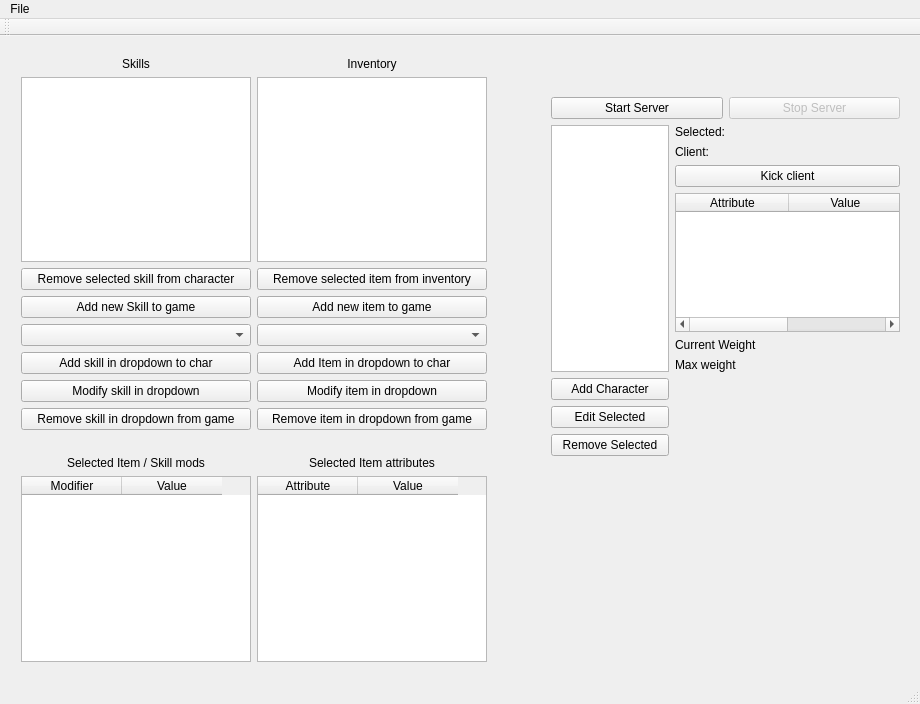
Qt form Server/serverwindow.ui (ROLL-E/roll-e) before a commit.
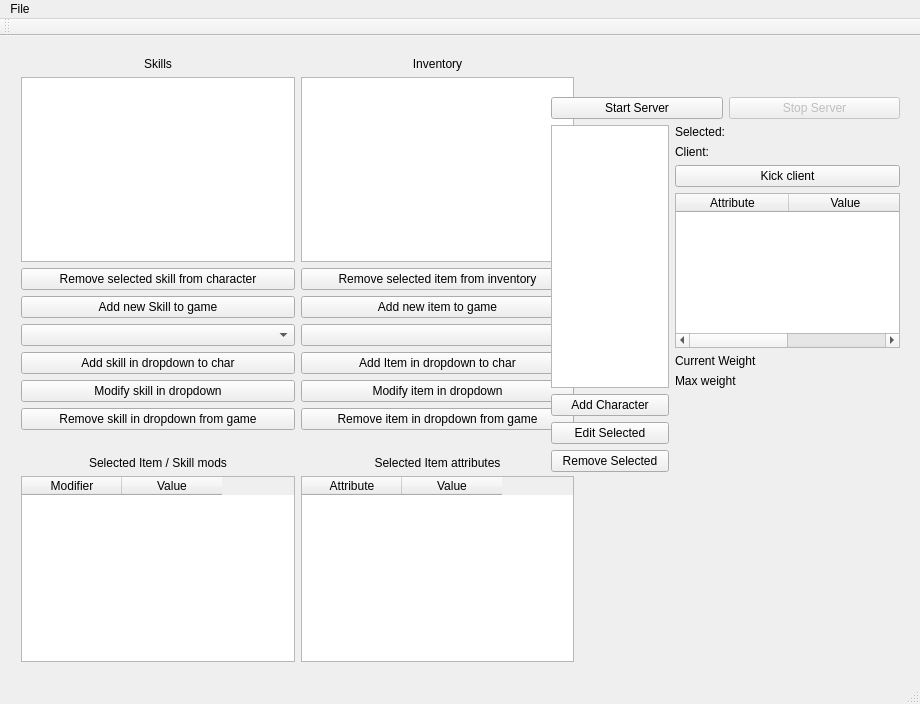
The same form after that commit.

Commit message: Solved kick issue

```diff
--- a/Server/serverwindow.ui
+++ b/Server/serverwindow.ui
@@ -19,7 +19,7 @@
      <rect>
       <x>10</x>
       <y>10</y>
-      <width>488</width>
+      <width>575</width>
       <height>627</height>
      </rect>
     </property>
@@ -276,7 +276,7 @@
       <x>540</x>
       <y>50</y>
       <width>371</width>
-      <height>381</height>
+      <height>397</height>
      </rect>
     </property>
     <layout class="QVBoxLayout" name="verticalLayout_5">
```
Left out of the diff: 4 changed lines with no effect on the pictures. The commit also changes 2 other files.
